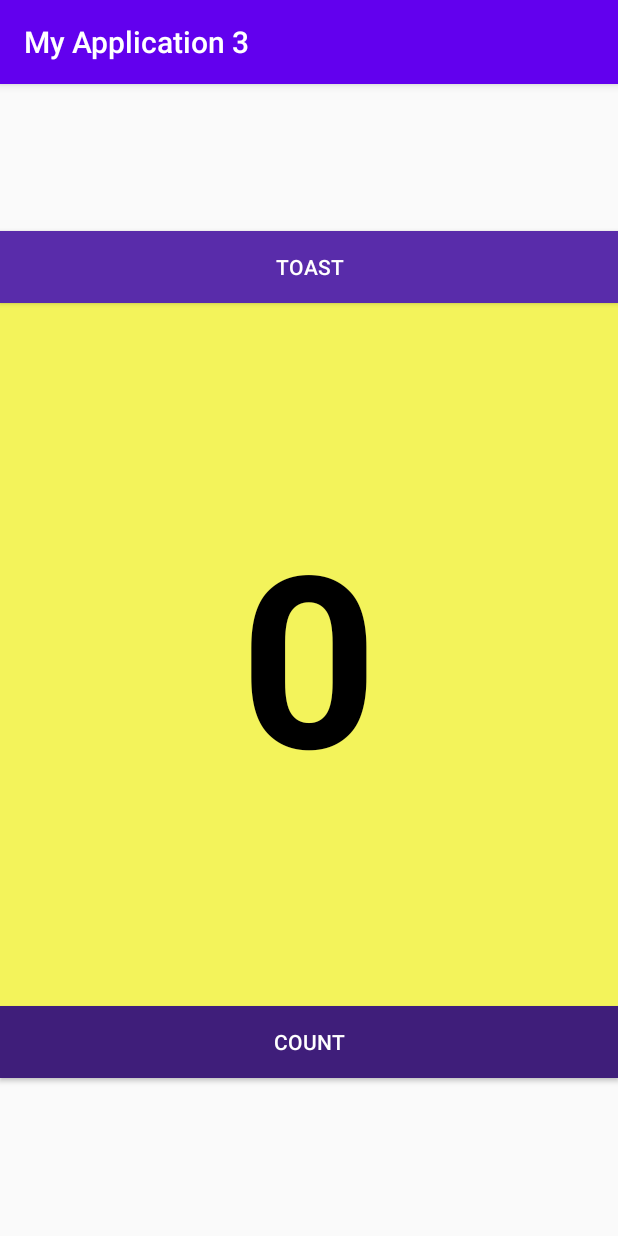
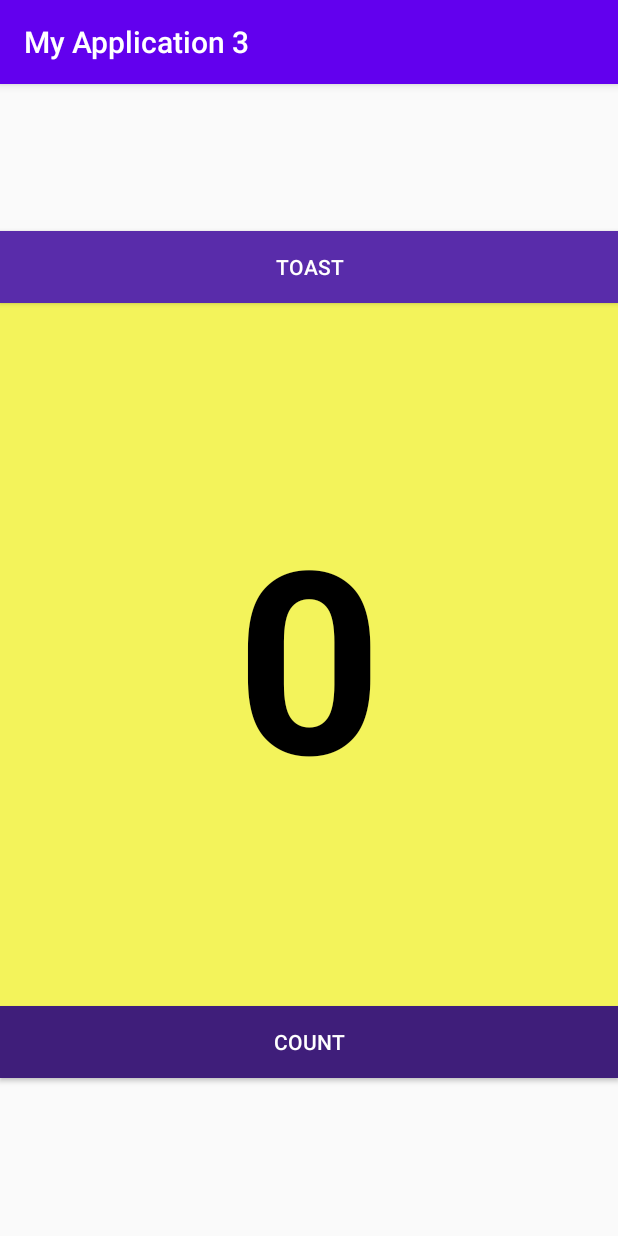
Before and after one commit to ThaisArm/ProjectoSw4, an Android app: the screen it shows after launch (MainActivity), on a phone screen of 412 x 824 dp. Run offline under Robolectric (Android 15) with nearby library versions, the phone set to English and light mode, and no system bars.

Commit message:
PRUPRO-1 Cambio texto

```diff
--- a/app/src/main/res/layout/activity_main.xml
+++ b/app/src/main/res/layout/activity_main.xml
@@ -47,7 +47,7 @@
         android:text="@string/count_valInicial"
         android:textAlignment="center"
         android:textColor="#000000"
-        android:textSize="160sp"
+        android:textSize="170sp"
         android:textStyle="bold"
         app:layout_constraintBottom_toTopOf="@+id/btnCount"
         app:layout_constraintEnd_toEndOf="parent"
```
